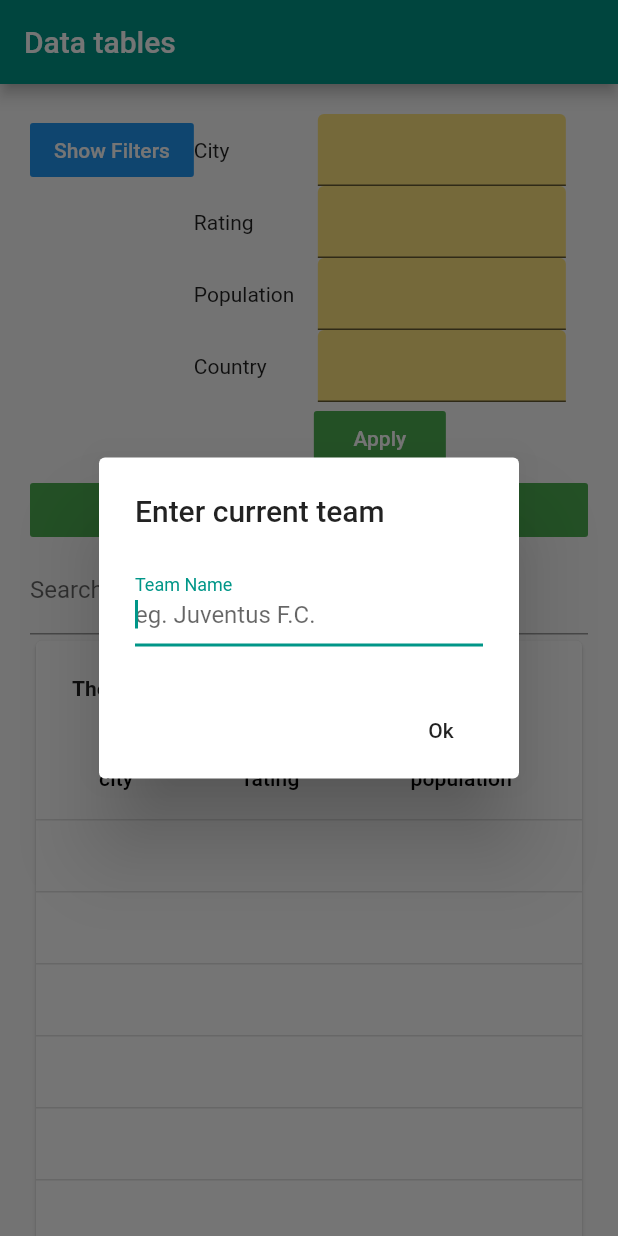
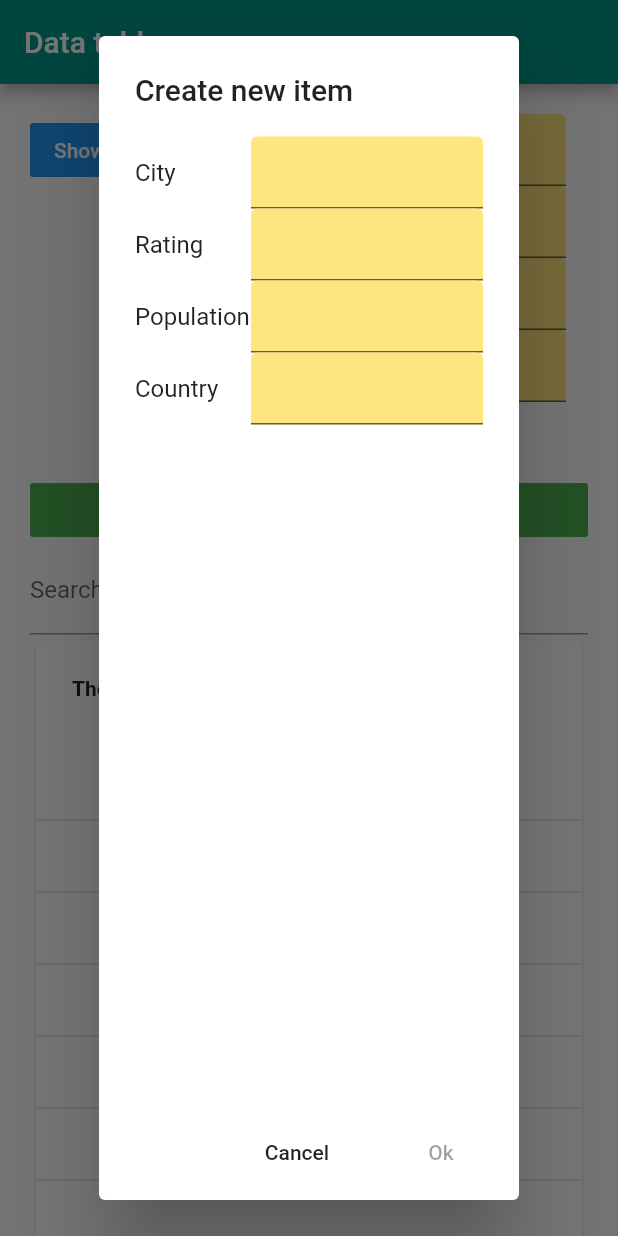
Before and after one commit to snarksliveshere/scratch_data_table, a Flutter app: the screen it shows after launch, after a tap on "Show Filters", after a tap on "Add", on a phone screen of 412 x 824 dp. Run offline on Flutter 3.47's test engine with Material 2 defaults, Android fonts, the phone set to English and light mode, and no system bars; network calls fail.

```diff
--- a/lib/page/data_table_cities.dart
+++ b/lib/page/data_table_cities.dart
@@ -91,12 +91,6 @@ class _DataTableCitiesState extends State<DataTableCities> {
       child: Row(
         key: Key('dataTableCustomFilters'),
         crossAxisAlignment: CrossAxisAlignment.start,
-//        mainAxisSize: MainAxisSize.max,
-//        mainAxisAlignment: MainAxisAlignment.center,
-//
-//        verticalDirection: VerticalDirection.down,
-//        crossAxisAlignment: CrossAxisAlignment.baseline,
-//        textBaseline: TextBaseline.alphabetic,
         children: <Widget>[
           Flexible(
             flex: 4,
@@ -140,24 +134,23 @@ class _DataTableCitiesState extends State<DataTableCities> {
       filterColumnsRows.add(cnt);
     }
 
+    return filterColumnsRows;
+  }
+
+  Widget _filtersContainer() {
     Container applyButton = Container(
       child: Button.success('Apply', ()  {
         this.getFilterData();
       }),
     );
-    filterColumnsRows.add(applyButton);
-
-
-    return filterColumnsRows;
-  }
-
-  Widget _filtersContainer() {
+    List<Widget> filterRows = _buildColumnFilters();
+    filterRows.add(applyButton);
     return Flexible(
       flex: 8,
       child: Container(
         child: Column(
           mainAxisSize: MainAxisSize.min,
-          children: _buildColumnFilters(),
+          children: filterRows,
         ),
       ),
     );
@@ -182,9 +175,43 @@ class _DataTableCitiesState extends State<DataTableCities> {
     );
   }
 
+   Widget _saveButton() {
+    bool rawValidator = true;
+    if (this.columnFilters.length != this.resultKeys.length) {
+      rawValidator = false;
+    }
+
+    return FlatButton (
+      child: Text('Ok'),
+      onPressed: rawValidator
+          ? () {
+            Navigator.of(context).pop();
+
+          }
+          : null
+      );
+  }
+
   _showDialog() {
-    var dialog = CruDialog.getAddDialog();
+    // TODO: clear textEditingControllers
+    var dialog = CruDialog.getAddDialog( _buildColumnFilters(), 'Create new item', _saveButton());
     return dialog.asyncInputDialog(context);
+  }
+
+  _layoutDialogAddItem() {
+    return new Row(
+      children: <Widget>[
+        new Expanded(
+            child: new TextField(
+              autofocus: true,
+              decoration: new InputDecoration(
+                  labelText: 'Team Name', hintText: 'eg. Juventus F.C.'),
+              onChanged: (value) {
+                return null;
+              },
+            ))
+      ],
+    );
   }
 
   @override
--- a/lib/ui/cru_dialog.dart
+++ b/lib/ui/cru_dialog.dart
@@ -1,8 +1,15 @@
 import 'package:flutter/material.dart';
 
 class CruDialog {
+  var _customWidget;
+  String _title;
+  Widget _saveButton;
 
-  CruDialog.getAddDialog();
+  CruDialog.getAddDialog(customWidget, String title, Widget saveButton) {
+    _customWidget = customWidget;
+    _title = title;
+    _saveButton = saveButton;
+  }
 
   Future<String> asyncInputDialog(BuildContext context) async {
     String teamName = '';
@@ -11,32 +18,21 @@ class CruDialog {
       barrierDismissible: false, // dialog is dismissible with a tap on the barrier
       builder: (BuildContext context) {
         return AlertDialog(
-          title: Text('Enter current team'),
-          content: new Row(
-            children: <Widget>[
-              new Expanded(
-                  child: new TextField(
-                    autofocus: true,
-                    decoration: new InputDecoration(
-                        labelText: 'Team Name', hintText: 'eg. Juventus F.C.'),
-                    onChanged: (value) {
-                      teamName = value;
-                    },
-                  ))
-            ],
+          title: Text(_title),
+          content: ListView(
+            children: _customWidget,
           ),
           actions: <Widget>[
             FlatButton(
-              child: Text('Ok'),
+              child: Text('Cancel'),
               onPressed: () {
-                Navigator.of(context).pop(teamName);
+                Navigator.of(context).pop();
               },
             ),
+            _saveButton
           ],
         );
       },
     );
   }
-
-
 }
```
